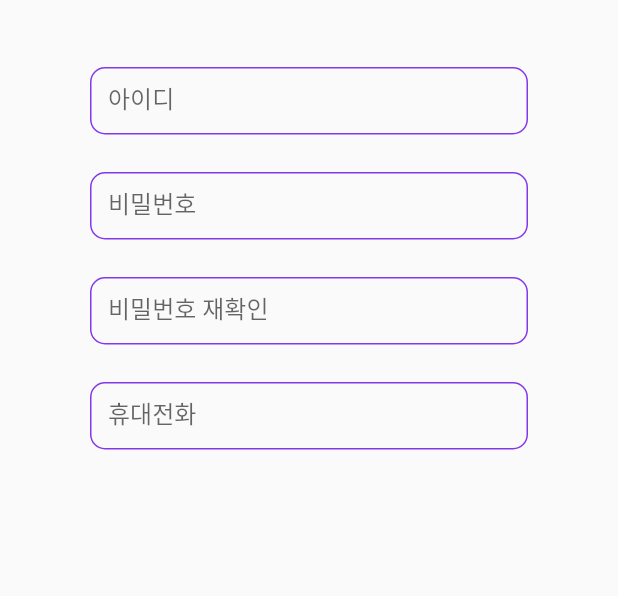
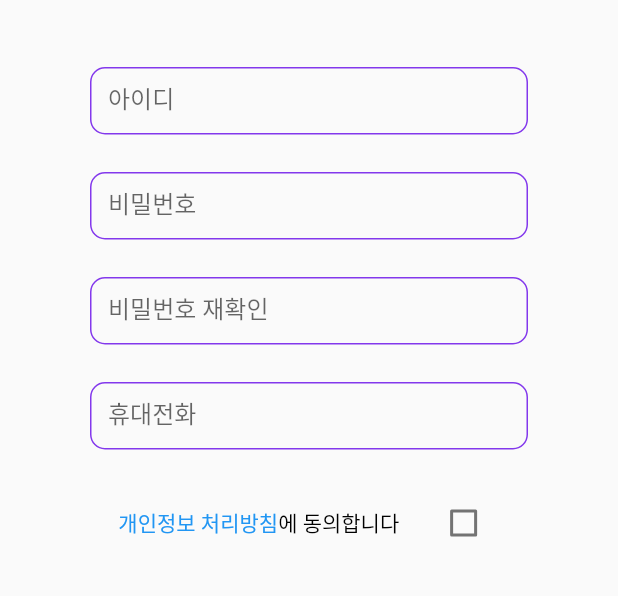
Before and after one commit to FiveNemos/nemo-flutter, a Flutter app: the SignupPage screen opened by its route, on a phone screen of 412 x 824 dp, the part 275-871 px from its top. Run offline on Flutter 3.47's test engine with Material 2 defaults, Android fonts, the light colour scheme and no system bars; our stand-ins replace dio, flutter_secure_storage, flutter_slidable, geolocator, google_maps_flutter, image_picker and 4 more; missing offline and left inert: blinking_text, nearby_connections; accounts and stored records are empty.

Commit message:
#54 개인정보 동의

```diff
--- a/lib/screens/init/signup.dart
+++ b/lib/screens/init/signup.dart
@@ -1,8 +1,10 @@
+import 'package:flutter/gestures.dart';
 import 'package:flutter/material.dart';
 import 'dart:convert';
 import 'package:dio/dio.dart';
 // import 'package:shared_preferences/shared_preferences.dart';
 import 'package:flutter_secure_storage/flutter_secure_storage.dart';
+import 'package:url_launcher/url_launcher.dart';
 
 import '../../models/init/login.dart';
 
@@ -21,6 +23,7 @@ class _SignupPageState extends State<SignupPage> {
   var accountName2 = TextEditingController();
   var errorDetail;
   var loginID;
+  bool isChecked = false;
 
   static final storage = FlutterSecureStorage();
   dynamic userInfo = '';
@@ -91,6 +94,42 @@ class _SignupPageState extends State<SignupPage> {
           phoneNumber = text;
         });
       },
+    );
+  }
+
+  checkAgreements() {
+    return Row(
+      mainAxisAlignment: MainAxisAlignment.spaceEvenly,
+      children: [
+        RichText(
+          // style: TextStyle(fontSize: 13),
+          text: TextSpan(children: [
+            TextSpan(
+                text: '개인정보 처리방침',
+                style: TextStyle(color: Colors.blue),
+                recognizer: TapGestureRecognizer()
+                  ..onTap = () async {
+                    final uri = Uri.parse(
+                        'https://sites.google.com/view/nemo-privacy-agreements/home');
+                    if (!await launchUrl(uri)) {
+                      throw 'Could not launch $uri';
+                    }
+                  }),
+            TextSpan(text: '에 동의합니다', style: TextStyle(color: Colors.black))
+          ]),
+        ),
+        // controlAffinity: ListTileControlAffinity.platform,
+        Checkbox(
+          value: isChecked,
+          onChanged: (bool? value) {
+            setState(() {
+              isChecked = value!;
+            });
+          },
+          activeColor: Colors.blue,
+          checkColor: Colors.white,
+        ),
+      ],
     );
   }
 
@@ -169,6 +208,7 @@ class _SignupPageState extends State<SignupPage> {
       changePassword,
       changePasswordAgain,
       changePhoneNumber,
+      checkAgreements,
     ];
     return GestureDetector(
       onTap: () {
@@ -193,6 +233,8 @@ class _SignupPageState extends State<SignupPage> {
                     errorDialog('비밀번호는 5~16자의 영문 대소문자, 숫자, @!^ 만 사용 가능합니다.');
                   } else if (!phoneNumberExp.hasMatch(phoneNumber)) {
                     errorDialog('유효하지 않은 전화번호입니다.\n -을 제외한 11자리 번호만 입력해주세요!');
+                  } else if (isChecked == false) {
+                    errorDialog('개인정보 처리방침에 동의해주세요.');
                   } else {
                     print('Trying to POST signup. . . ');
                     if (await postUser(accountName, password, phoneNumber) ==
```
